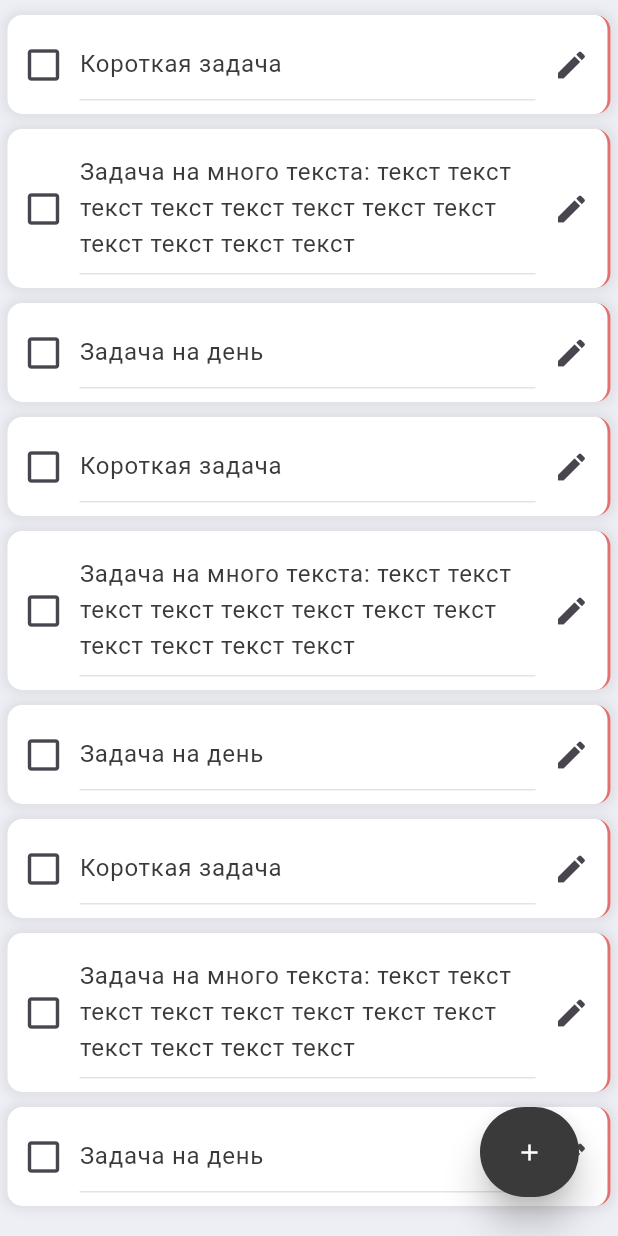
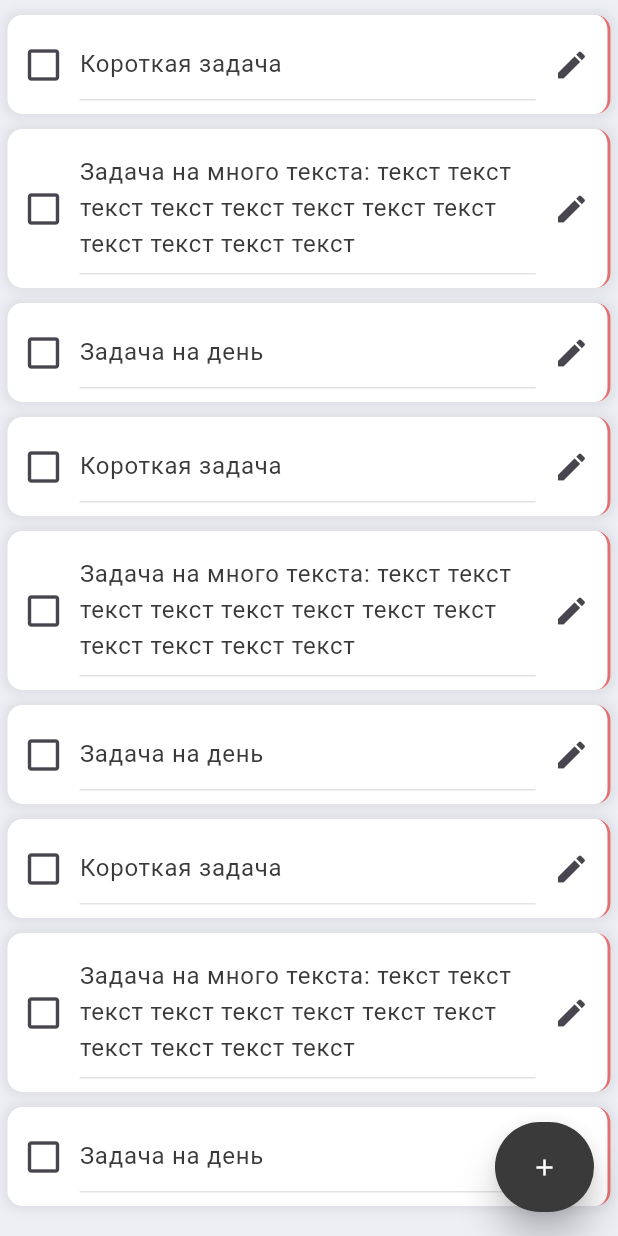
Before and after one commit to 23yaro/todoApp, a Flutter app: the screen it shows after launch, on a phone screen of 412 x 824 dp. Run offline on Flutter 3.47's test engine with Material 3 defaults, Android fonts, the phone set to English and light mode, and no system bars; our stand-ins replace bloc, flutter_bloc.

Commit message:
Update home_page.dart

```diff
--- a/lib/Pages/home_page.dart
+++ b/lib/Pages/home_page.dart
@@ -2,8 +2,8 @@ import 'package:flutter/material.dart';
 import 'package:flutter_bloc/flutter_bloc.dart';
 import '../block/tsk_bloc.dart';
 import '../consts/colors.dart';
+import '../widgets/add_button_widget.dart';
 import '../widgets/task_widget.dart';
-
 
 class Home extends StatelessWidget {
   const Home({super.key});
@@ -64,32 +64,7 @@ class _ScrollBarState extends State<ScrollBar> {
           );
         }
         return Container();
-        });
-  }
-}
-
-class AddButton extends StatelessWidget {
-  const AddButton({super.key});
-
-  @override
-  Widget build(BuildContext context) {
-    return Align(
-      alignment: Alignment.bottomRight,
-      child: Container(
-        margin: const EdgeInsets.only(right: 10, bottom: 10),
-        child: ElevatedButton(
-          style: ElevatedButton.styleFrom(
-            backgroundColor: tdBlack,
-            minimumSize: const Size(50, 60),
-            elevation: 10,
-          ),
-          child: const Icon(
-            Icons.add,
-            color: tdWhite,
-          ),
-          onPressed: () {},
-        ),
-      ),
+      },
     );
   }
 }
```
Lines whose indentation alone changed are shown as unchanged.
